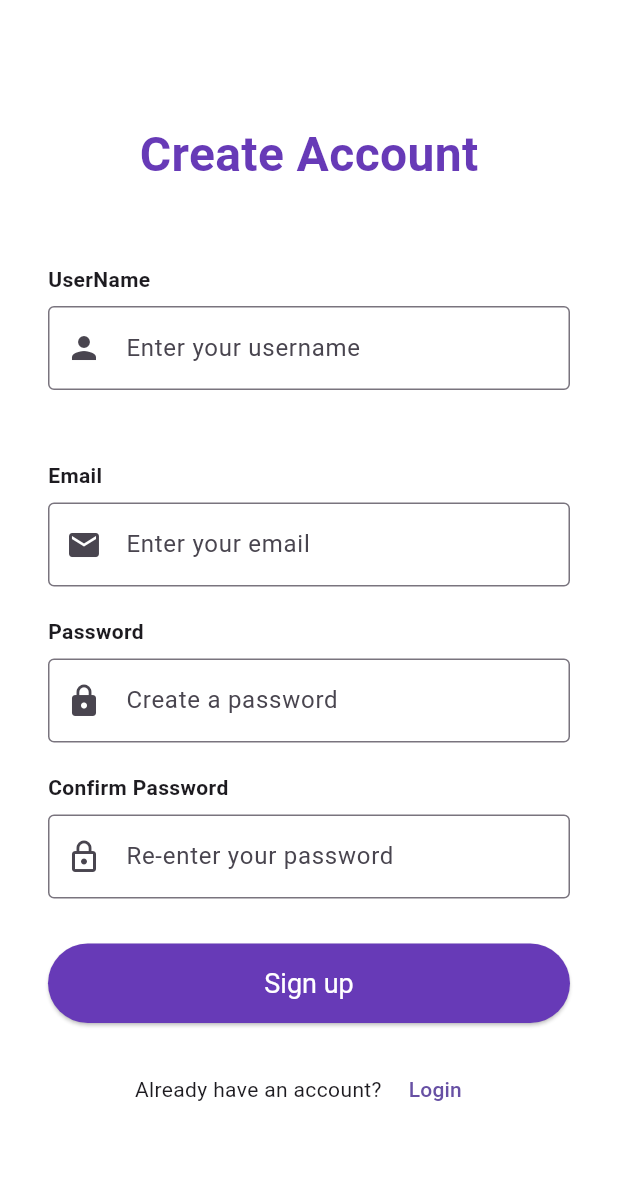
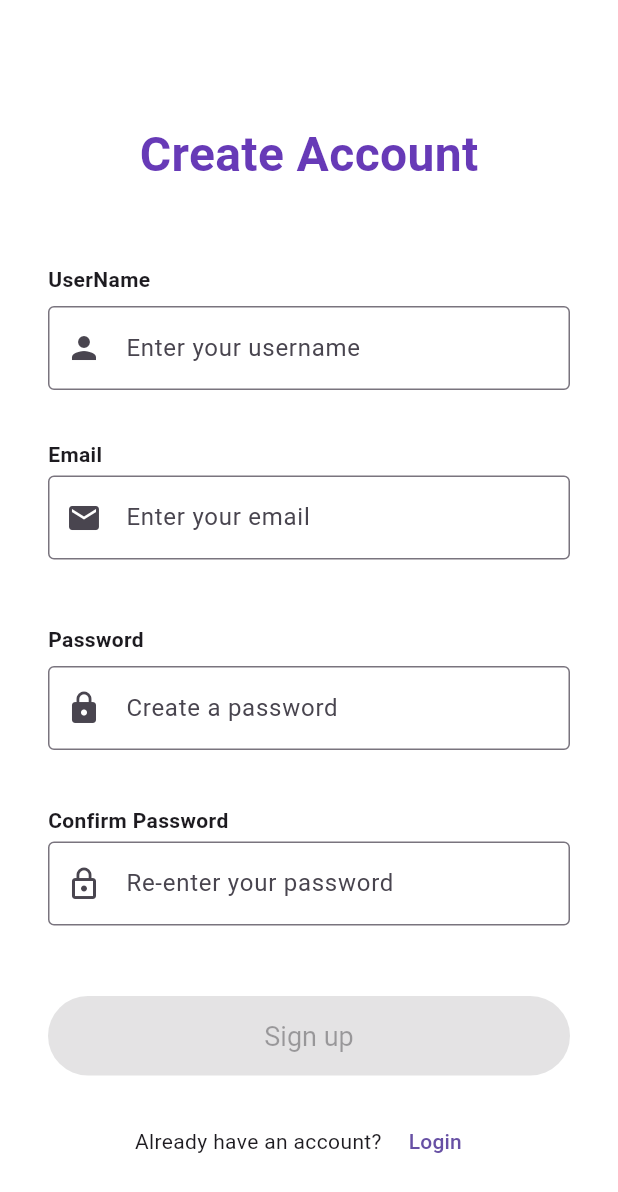
Before and after one commit to Hermitcrabb/Mero_swastha, a Flutter app: the Signup screen opened directly, on a phone screen of 412 x 824 dp. Shown: the top 1192 px of the screen. Run offline on Flutter 3.47's test engine with Material 3 defaults, Android fonts, the phone set to English and light mode, and no system bars; our stand-ins replace cloud_firestore, firebase_auth, firebase_core, get; accounts and stored records are empty; network calls fail.

Commit message:
updated signup.dart to validate datas

```diff
--- a/lib/views/auth/signup.dart
+++ b/lib/views/auth/signup.dart
@@ -28,23 +28,80 @@ class Debouncer{
     _timer?.cancel();
   }
 }
+bool isValidEmail(String email){
+  final emailRegex = RegExp(r'^[\w-]+(\.[\w-]+)*@([\w-]+\.)+[a-zA-Z]{2,7}$');
+  return emailRegex.hasMatch(email);
+}
+bool isValidPassword(String password){
+  if(password.length<4) return false;
+  final numberRegex = RegExp(r'[0-9]');
+  return numberRegex.hasMatch(password);
+}
 
 
 class _SignupState extends State<Signup> {
+
+  final userNameController = TextEditingController();
+  final emailController = TextEditingController();
+  final passwordController = TextEditingController();
+  final confirmPasswordController = TextEditingController();
+
+  final _debouncer = Debouncer(delay: Duration(milliseconds: 500));
+
+  bool isEmailValid = false;
+  bool isPasswordValid = false;
+  bool isConfirmPasswordValid = false;
+  bool isUsernameAvailable =false;
+  String? emailError;
+  String? passwordError;
+  String usernameStatusMessage='';
+
   @override
   void initState() {
     super.initState();
 
     // Add your username availability listener here
     userNameController.addListener(_checkUsernameAvailability);
+    //Add your emailController listener here
+    emailController.addListener(() {
+      _debouncer.run((){
+        final email = emailController.text.trim();
+        setState(() {
+          isEmailValid = isValidEmail(email);
+          emailError = isEmailValid ? null : 'Invalid email address or format';
+        });
+      });
+    });
+
+    passwordController.addListener((){
+      _debouncer.run((){
+        final password = passwordController.text.trim();
+        setState(() {
+          isPasswordValid = isValidPassword(password);
+          passwordError = isPasswordValid ? null : 'Password must be at least 4 characters long and contain at least one number';
+        });
+      });
+    });
+
+    confirmPasswordController.addListener(() {
+      _debouncer.run((){
+        setState(() {
+          isConfirmPasswordValid = confirmPasswordController.text.trim() == passwordController.text.trim();
+        });
+      });
+    });
   }
-  final _debouncer = Debouncer(delay: Duration(milliseconds: 500));
-  final userNameController = TextEditingController();
-  final emailController = TextEditingController();
-  final passwordController = TextEditingController();
-  final confirmPasswordController = TextEditingController();
-  bool isUsernameAvailable =false;
-  String usernameStatusMessage='';
+
+  bool isValidEmail(String email) {
+    final emailRegex = RegExp(r'^[\w-\.]+@([\w-]+\.)+[\w-]{2,4}$');
+    return emailRegex.hasMatch(email);
+  }
+
+  bool isValidPassword(String password) {
+    if (password.length < 4) return false;
+    final numberRegex = RegExp(r'[0-9]');
+    return numberRegex.hasMatch(password);
+  }
 
   bool isLoading = false;
 
@@ -57,6 +114,14 @@ class _SignupState extends State<Signup> {
 
     if (user.isEmpty || email.isEmpty || password.isEmpty || confirmPassword.isEmpty) {
       Get.snackbar("Error", "All fields are required");
+      return;
+    }
+    if(!isEmailValid){
+      Get.snackbar("Error", "Invalid email address");
+      return;
+    }
+    if(!isPasswordValid){
+      Get.snackbar("Error", "Password must be at least 4 characters long and contain at least one number");
       return;
     }
 
@@ -128,6 +193,15 @@ class _SignupState extends State<Signup> {
     });
   }
 
+  @override
+  void dispose() {
+    userNameController.removeListener(_checkUsernameAvailability);
+    userNameController.dispose();
+    emailController.dispose();
+    passwordController.dispose();
+    confirmPasswordController.dispose();
+    super.dispose();
+  }
 
   @override
   Widget build(BuildContext context) {
@@ -161,15 +235,15 @@ class _SignupState extends State<Signup> {
                 hintText: 'Enter your username',
               ),
             ),
-            const SizedBox(height: 8),
+            const SizedBox(height: 4),
             Text(
               usernameStatusMessage,
               style: TextStyle(
                 color: isUsernameAvailable ? Colors.green : Colors.red,fontSize: 13,)
             ),
-            const SizedBox(height: 20),
+            const SizedBox(height: 10),
             const Text("Email", style: TextStyle(fontWeight: FontWeight.bold)),
-            const SizedBox(height: 8),
+            const SizedBox(height: 4),
             TextField(
               controller: emailController,
               decoration: InputDecoration(
@@ -177,6 +251,12 @@ class _SignupState extends State<Signup> {
                 border: OutlineInputBorder(),
                 hintText: 'Enter your email',
               ),
+            ),
+            const SizedBox(height: 4,),
+            Text(
+                emailError ?? "",
+                style: TextStyle(
+                  color: isUsernameAvailable ? Colors.green : Colors.red,fontSize: 13,)
             ),
             const SizedBox(height: 20),
             const Text("Password", style: TextStyle(fontWeight: FontWeight.bold)),
@@ -190,9 +270,15 @@ class _SignupState extends State<Signup> {
                 hintText: 'Create a password',
               ),
             ),
-            const SizedBox(height: 20),
+            const SizedBox(height: 8),
+            Text(
+                passwordError ?? "",
+                style: TextStyle(
+                  color: isUsernameAvailable ? Colors.green : Colors.red,fontSize: 13,)
+            ),
+            const SizedBox(height: 10),
             const Text("Confirm Password", style: TextStyle(fontWeight: FontWeight.bold)),
-            const SizedBox(height: 8),
+            const SizedBox(height: 4),
             TextField(
               controller: confirmPasswordController,
               obscureText: true,
@@ -202,16 +288,24 @@ class _SignupState extends State<Signup> {
                 hintText: 'Re-enter your password',
               ),
             ),
-            const SizedBox(height: 30),
+            const SizedBox(height: 4),
+            Text(
+                passwordError ?? "",
+                style: TextStyle(
+                  color: isUsernameAvailable ? Colors.green : Colors.red,fontSize: 13,)
+            ),
+            const SizedBox(height: 4),
+            const SizedBox(height: 20),
             SizedBox(
               width: double.infinity,
               child: ElevatedButton(
-                onPressed: signup,
+                onPressed: (isUsernameAvailable && isEmailValid && isPasswordValid && isConfirmPasswordValid && !isLoading)
+                  ? signup: null,
                 style: ElevatedButton.styleFrom(
                   backgroundColor: Colors.deepPurple,
                   padding: const EdgeInsets.symmetric(vertical: 16),
                 ),
-                child: const Text("Sign up", style: TextStyle(fontSize: 18)),
+                child: isLoading? CircularProgressIndicator() : const Text("Sign up", style: TextStyle(fontSize: 18)),
               ),
             ),
             const SizedBox(height: 20),
@@ -230,13 +324,4 @@ class _SignupState extends State<Signup> {
       ),
     );
   }
-  @override
-  void dispose() {
-    userNameController.removeListener(_checkUsernameAvailability);
-    userNameController.dispose();
-    emailController.dispose();
-    passwordController.dispose();
-    confirmPasswordController.dispose();
-    super.dispose();
-  }
 }
```
